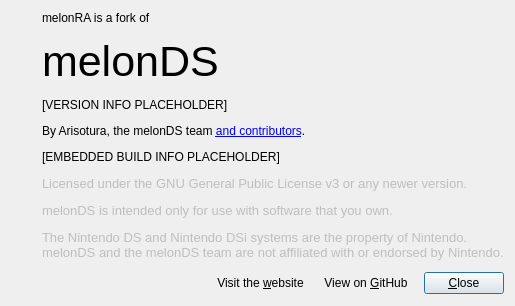
The window that src/frontend/qt_sdl/AboutDialog.ui (poopoocacacacaca/melonRA) describes before a commit, drawn with Qt 5.
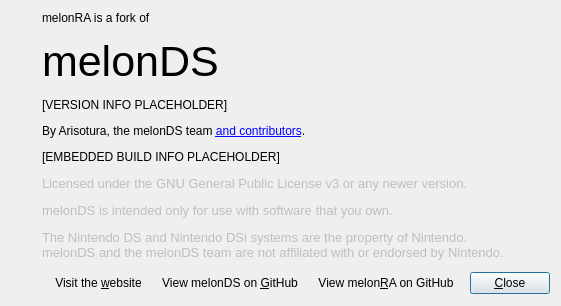
The same window after the commit. Icons and pictures are not drawn.

Commit message:
About: add a "View melonRA on GitHub" button
The existing button is now labelled "View melonDS on GitHub".

What changed in the file:
```diff
--- a/src/frontend/qt_sdl/AboutDialog.ui
+++ b/src/frontend/qt_sdl/AboutDialog.ui
@@ -226,7 +226,20 @@
         <bool>true</bool>
        </property>
        <property name="text">
-        <string>View on &amp;GitHub</string>
+        <string>View melonDS on &amp;GitHub</string>
+       </property>
+       <property name="flat">
+        <bool>true</bool>
+       </property>
+      </widget>
+     </item>
+     <item>
+      <widget class="QPushButton" name="btnOpenMelonRAGitHub">
+       <property name="enabled">
+        <bool>true</bool>
+       </property>
+       <property name="text">
+        <string>View melon&amp;RA on GitHub</string>
        </property>
        <property name="flat">
         <bool>true</bool>
```
Left out of the diff: 7 changed lines with no effect on the pictures. The commit also changes 2 other files.
